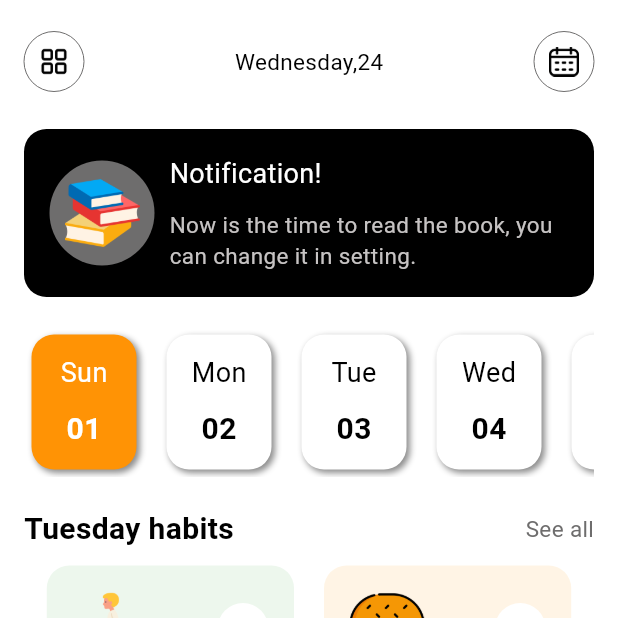
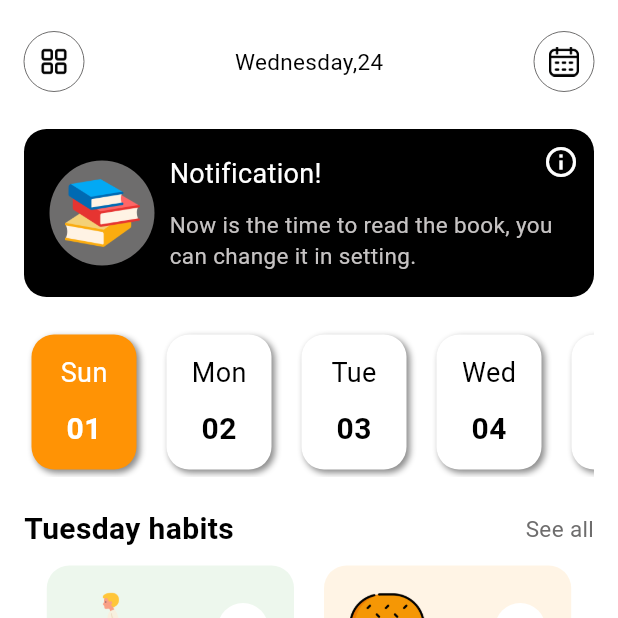
Before and after one commit to TamilSelvanRaja/shajin_pvt_ltd, a Flutter app: the BottomNavigationBarView screen opened directly, on a phone screen of 412 x 824 dp, the top half of it. Run offline on Flutter 3.47's test engine with Material 3 defaults, Android fonts, the phone set to English and light mode, and no system bars; our stand-ins replace get; Roboto replaces fonts that are missing (RobotoSlab).

Commit message:
info icon added

```diff
--- a/lib/ui/first_screen.dart
+++ b/lib/ui/first_screen.dart
@@ -48,7 +48,9 @@ class _FirstScreenViewState extends State<FirstScreenView> {
   }
 
   Widget noticicationWidget() {
-    return Container(
+    return Stack(
+      children: [
+        Container(
           padding: const EdgeInsets.all(16),
           decoration: UIHelper.roundedBorderWithColor(15, appColors.blackclr),
           child: Row(
@@ -72,6 +74,16 @@ class _FirstScreenViewState extends State<FirstScreenView> {
               )
             ],
           ),
+        ),
+        Positioned(
+          right: 10,
+          top: 10,
+          child: Icon(
+            Icons.info_outlined,
+            color: appColors.whiteclr,
+          ),
+        )
+      ],
     );
   }
 
```
Lines whose indentation alone changed are shown as unchanged.
